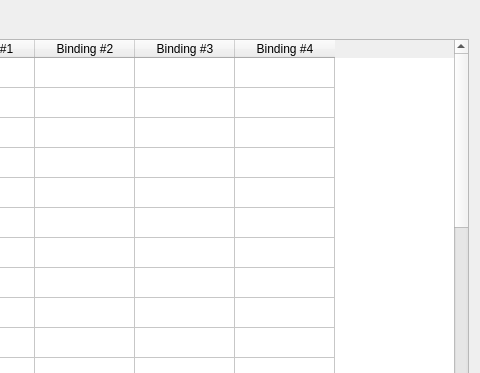
This is qt/src/ShortcutsPanel.ui in shanytc/snes9x as Qt 5 draws it before an edit; both pictures show x 317 to 797 and y 0 to 373 of the 797 by 716 pixel window. The edited form follows.
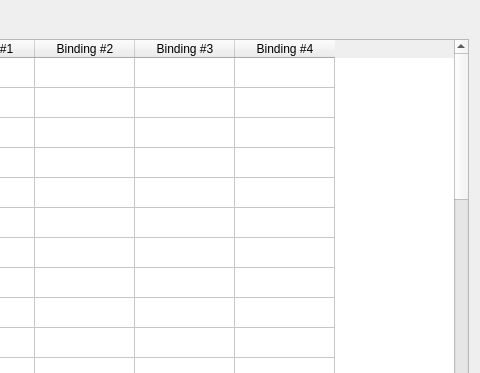
This is the edited form.

Commit message: qt/gtk: coin-op front panels for the NSS and SFC-Box

```diff
--- a/qt/src/ShortcutsPanel.ui
+++ b/qt/src/ShortcutsPanel.ui
@@ -441,6 +441,81 @@
        <string>BIOS Manager</string>
       </property>
      </row>
+     <row>
+      <property name="text">
+       <string>Insert Coin (SFC-Box / NSS)</string>
+      </property>
+     </row>
+     <row>
+      <property name="text">
+       <string>SFC-Box Keyswitch: 1 (Options)</string>
+      </property>
+     </row>
+     <row>
+      <property name="text">
+       <string>SFC-Box Keyswitch: OFF</string>
+      </property>
+     </row>
+     <row>
+      <property name="text">
+       <string>SFC-Box Keyswitch: ON (Play)</string>
+      </property>
+     </row>
+     <row>
+      <property name="text">
+       <string>SFC-Box Keyswitch: 2</string>
+      </property>
+     </row>
+     <row>
+      <property name="text">
+       <string>SFC-Box Keyswitch: 3 (Self-Test)</string>
+      </property>
+     </row>
+     <row>
+      <property name="text">
+       <string>NSS: Insert Coin (Slot 2)</string>
+      </property>
+     </row>
+     <row>
+      <property name="text">
+       <string>NSS: Service Credit</string>
+      </property>
+     </row>
+     <row>
+      <property name="text">
+       <string>NSS: Game 1</string>
+      </property>
+     </row>
+     <row>
+      <property name="text">
+       <string>NSS: Game 2</string>
+      </property>
+     </row>
+     <row>
+      <property name="text">
+       <string>NSS: Game 3</string>
+      </property>
+     </row>
+     <row>
+      <property name="text">
+       <string>NSS: Instructions</string>
+      </property>
+     </row>
+     <row>
+      <property name="text">
+       <string>NSS: Page Up</string>
+      </property>
+     </row>
+     <row>
+      <property name="text">
+       <string>NSS: Page Down</string>
+      </property>
+     </row>
+     <row>
+      <property name="text">
+       <string>NSS: Restart Game</string>
+      </property>
+     </row>
      <column>
       <property name="text">
        <string>Binding #1</string>
```
The commit also changes 12 other files.
